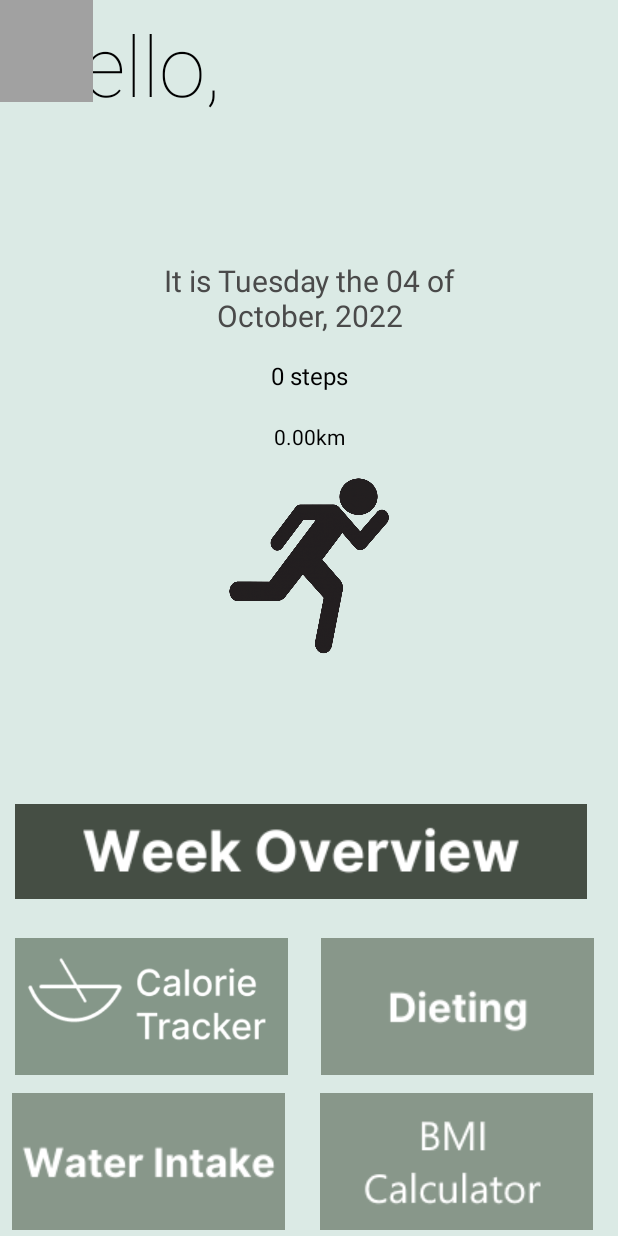
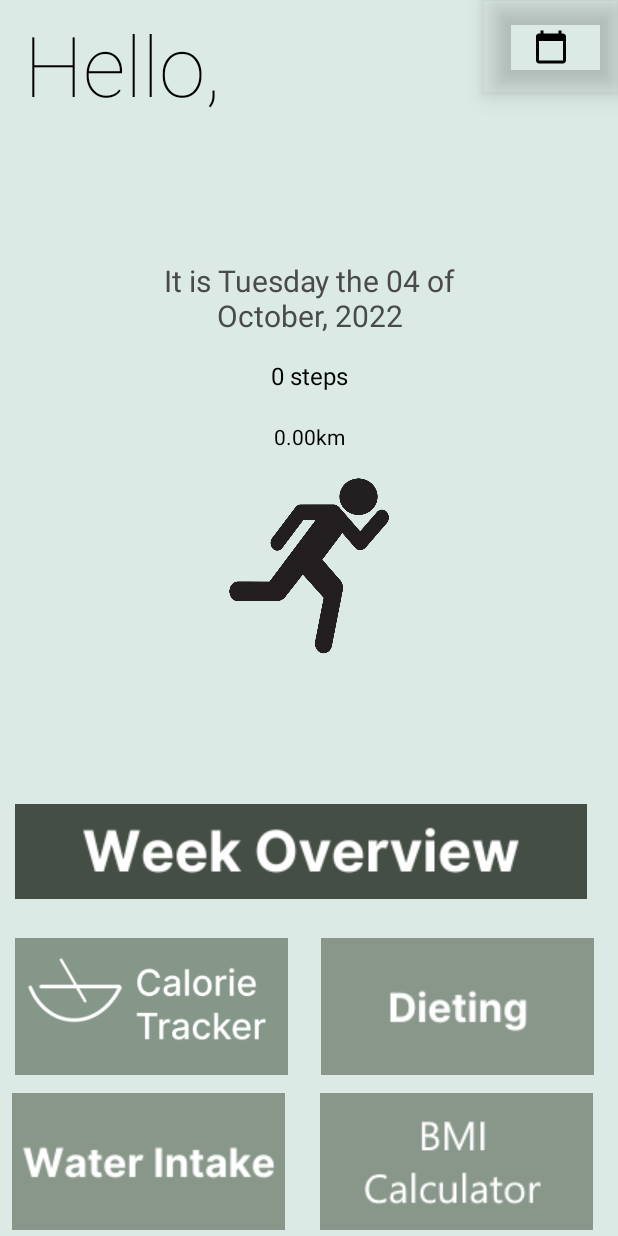
Before and after one commit to ChrisTurner-s3931227/BITS_RandomFitnessProject, an Android app: the StepCounter screen opened directly, with no data from a screen before it, on a phone screen of 412 x 824 dp. Run offline under Robolectric (Android 15) with nearby library versions, the phone set to English and light mode, and no system bars.

Commit message:
Fixed Gradle Class confliction, added calendar_icon.xml, and accessibility stuff.

```diff
--- /dev/null
+++ b/app/src/main/res/drawable/calendar_icon.xml
@@ -0,0 +1,5 @@
+<vector android:height="24dp" android:tint="#000000"
+    android:viewportHeight="24" android:viewportWidth="24"
+    android:width="24dp" xmlns:android="http://schemas.android.com/apk/res/android">
+    <path android:fillColor="@android:color/white" android:pathData="M20,3h-1L19,1h-2v2L7,3L7,1L5,1v2L4,3c-1.1,0 -2,0.9 -2,2v16c0,1.1 0.9,2 2,2h16c1.1,0 2,-0.9 2,-2L22,5c0,-1.1 -0.9,-2 -2,-2zM20,21L4,21L4,8h16v13z"/>
+</vector>
--- a/app/src/main/res/layout/activity_step_counter.xml
+++ b/app/src/main/res/layout/activity_step_counter.xml
@@ -18,7 +18,8 @@
         android:fontFamily="sans-serif-thin"
         android:importantForAutofill="no"
         android:inputType="textPersonName"
-        android:text="Name"
+        android:labelFor="@id/greetingText"
+        android:text="@string/name"
         android:textAppearance="@style/TextAppearance.AppCompat.Display1"
         android:textColor="#000000"
         app:layout_constraintEnd_toEndOf="parent"
@@ -83,6 +84,7 @@
         android:layout_width="117dp"
         android:layout_height="117dp"
         android:layout_marginTop="56dp"
+        android:contentDescription="@string/running_figure"
         app:layout_constraintEnd_toEndOf="parent"
         app:layout_constraintStart_toStartOf="parent"
         app:layout_constraintTop_toBottomOf="@+id/id_stepCounter"
@@ -106,6 +108,7 @@
         android:layout_height="91dp"
         android:layout_marginBottom="12dp"
         android:background="@null"
+        android:contentDescription="@string/calorie_tracker"
         android:scaleType="centerCrop"
         app:layout_constraintBottom_toTopOf="@+id/id_btn_waterIntake"
         app:layout_constraintEnd_toStartOf="@+id/id_btn_dieting"
@@ -121,6 +124,7 @@
 
         android:layout_marginBottom="12dp"
         android:background="@null"
+        android:contentDescription="@string/dieting"
         android:onClick="openDiet"
         app:layout_constraintBottom_toTopOf="@+id/id_btn_bmiCalc"
         app:layout_constraintEnd_toEndOf="parent"
@@ -135,6 +139,7 @@
 
         android:layout_marginBottom="4dp"
         android:background="@null"
+        android:contentDescription="@string/water_intake"
         android:cropToPadding="false"
         app:layout_constraintBottom_toBottomOf="parent"
         app:layout_constraintStart_toStartOf="parent"
@@ -146,6 +151,7 @@
         android:layout_height="91dp"
         android:layout_marginBottom="4dp"
         android:background="@null"
+        android:contentDescription="@string/bmi_calculator"
         android:onClick="openBMI"
         app:layout_constraintBottom_toBottomOf="parent"
         app:layout_constraintEnd_toEndOf="parent"
@@ -158,6 +164,7 @@
         android:layout_width="381dp"
         android:layout_height="63dp"
         android:background="@null"
+        android:contentDescription="@string/week_overview"
         app:layout_constraintBottom_toTopOf="@+id/id_btn_dieting"
         app:layout_constraintEnd_toEndOf="parent"
         app:layout_constraintHorizontal_bias="0.333"
@@ -168,11 +175,17 @@
 
     <ImageButton
         android:id="@+id/id_btn_calendar"
-        android:layout_width="62dp"
-        android:layout_height="68dp"
+        style="@style/Widget.AppCompat.ImageButton"
+        android:layout_width="90dp"
+        android:layout_height="62dp"
+        android:background="@null"
+        android:backgroundTint="@color/black"
+        android:contentDescription="@string/calendar"
+        android:elevation="10dp"
         android:onClick="openCalendar"
-        app:srcCompat="@drawable/fade_menu_bar"
-        tools:layout_editor_absoluteX="347dp"
-        tools:layout_editor_absoluteY="4dp" />
+        android:outlineProvider="bounds"
+        app:layout_constraintEnd_toEndOf="parent"
+        app:layout_constraintTop_toTopOf="parent"
+        app:srcCompat="@drawable/calendar_icon" />
 
 </androidx.constraintlayout.widget.ConstraintLayout>
--- a/app/src/main/res/values/strings.xml
+++ b/app/src/main/res/values/strings.xml
@@ -38,5 +38,23 @@
     <string name="lunch">0</string>
     <string name="dinner">0</string>
     <string name="snacks">0</string>
+    <string name="name">Name</string>
+    <string name="running_figure">Running figure</string>
+    <string name="calendar">Calendar</string>
+    <string name="week_overview">Week Overview</string>
+    <string name="bmi_calculator">BMI Calculator</string>
+    <string name="water_intake">Water Intake</string>
+    <string name="calorie_tracker">Calorie Tracker</string>
+    <string name="dieting">Dieting</string>
+    <string name="greetings">Greetings</string>
+    <string name="prev">Prev</string>
+    <string name="exit_calendar">Exit Calendar</string>
+    <string name="view_all">View All</string>
+    <string name="view">View All</string>
+    <string name="goal">Goal:</string>
+    <string name="daily_intake">Daily Intake:</string>
+    <string name="lunch_text">Lunch:</string>
+    <string name="snacks_text">Snacks:</string>
+    <string name="break_text">Breakfast:</string>
 
 </resources>
--- a/gradle.properties
+++ b/gradle.properties
@@ -19,3 +19,4 @@ android.useAndroidX=true
 # resources declared in the library itself and none from the library's dependencies,
 # thereby reducing the size of the R class for that library
 android.nonTransitiveRClass=true
+android.enableJetifier=true
```
Also changed, not shown: app/src/main/java/com/example/randomfitness/CalendarEvent.java (+13 -4 lines), app/src/main/res/layout/activity_diet_intake.xml (+9 -8 lines), app/src/main/res/layout/calendar_test.xml (+22 -9 lines).
